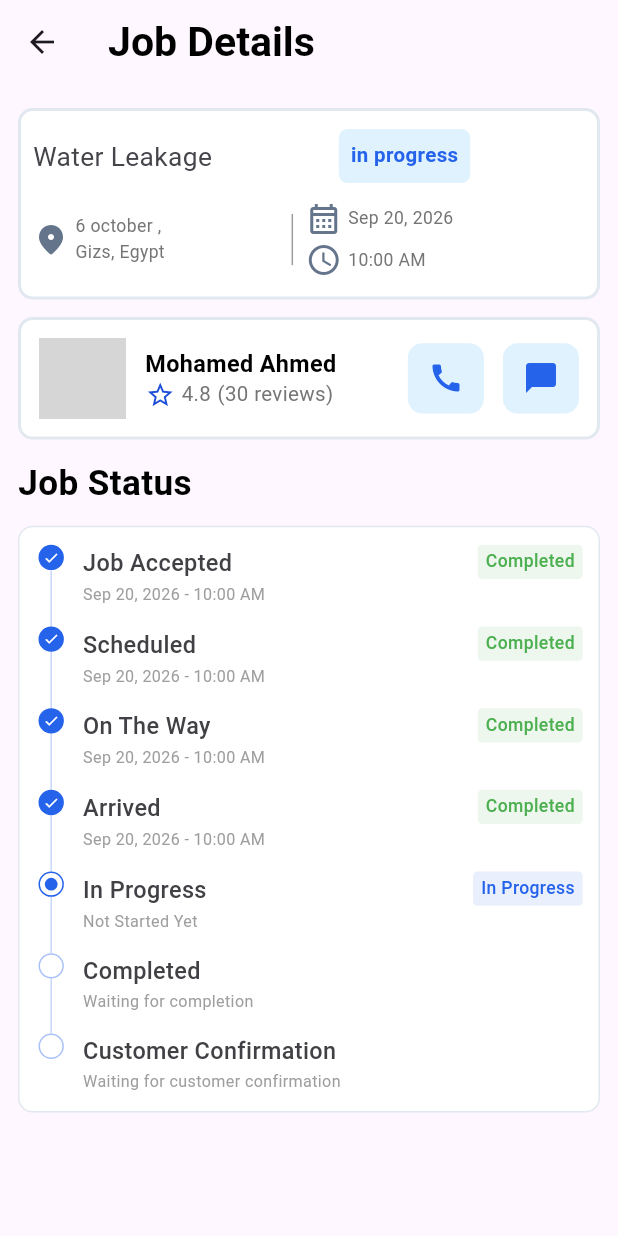
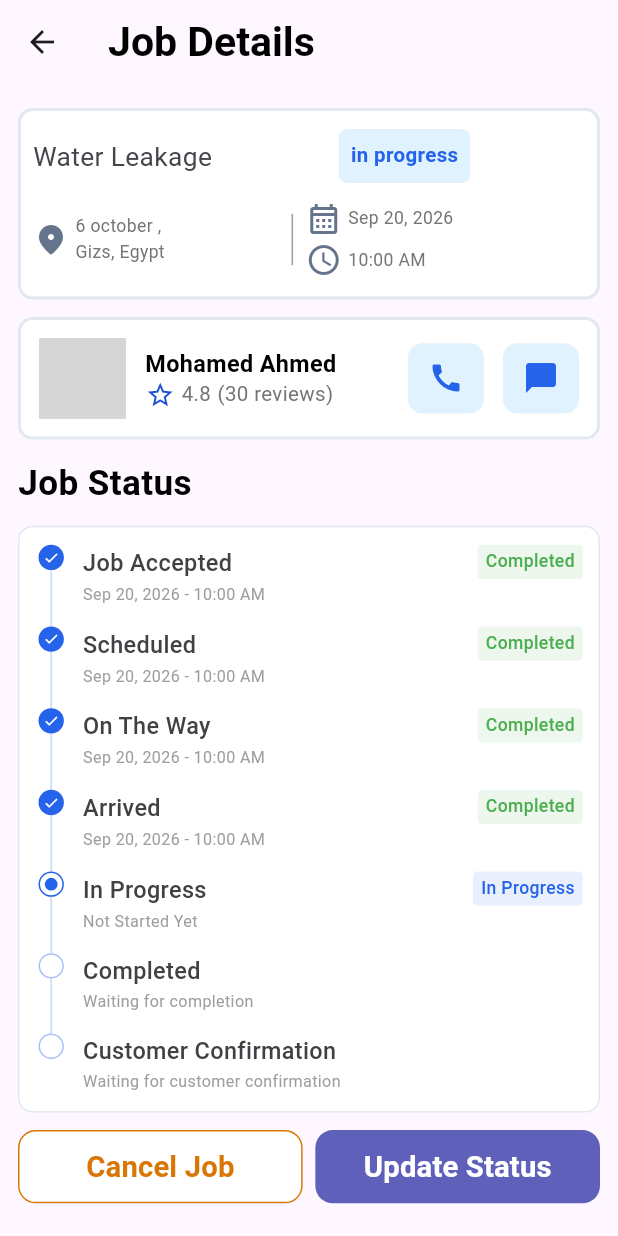
Before and after one commit to FAD-Community/Team-2--R1_P2, a Flutter app: the JobStatuesScreen screen opened by its route, on a phone screen of 412 x 824 dp. Run offline on Flutter 3.47's test engine with Material 3 defaults, Android fonts, the phone set to English and light mode, and no system bars; our stand-ins replace dio, flutter_screenutil, flutter_secure_storage, get_it, shared_preferences; accounts and stored records are empty; grey boxes are pictures that could not be loaded.

Commit message:
finish the job details screen ui

```diff
--- a/lib/core/widgets/custom_elevated_button.dart
+++ b/lib/core/widgets/custom_elevated_button.dart
@@ -14,6 +14,7 @@ class CustomElevatedButton extends StatelessWidget {
     this.foregroundColor,
     this.borderRadius,
     this.elevation,
+    this.borderColor,
   });
 
   final VoidCallback? onPressed;
@@ -22,6 +23,8 @@ class CustomElevatedButton extends StatelessWidget {
   final double? height;
   final Color? backgroundColor;
   final Color? foregroundColor;
+  final Color? borderColor;
+
   final double? borderRadius;
   final double? elevation;
 
@@ -37,6 +40,7 @@ class CustomElevatedButton extends StatelessWidget {
           foregroundColor: foregroundColor ?? AppColors.white,
           elevation: elevation ?? 0,
           shape: RoundedRectangleBorder(
+            side: BorderSide(color: borderColor ?? Colors.transparent),
             borderRadius: BorderRadius.circular(borderRadius ?? 12.r),
           ),
         ),
--- a/lib/features/Job_statues/Presentation/widgets/Job_Statues_Screen_body.dart
+++ b/lib/features/Job_statues/Presentation/widgets/Job_Statues_Screen_body.dart
@@ -2,7 +2,9 @@ import 'package:fix_now_team_2/Features/Job_statues/Presentation/widgets/Job_Sta
 import 'package:fix_now_team_2/Features/Job_statues/Presentation/widgets/information_container.dart';
 import 'package:fix_now_team_2/Features/Job_statues/Presentation/widgets/service_provider_container.dart';
 import 'package:fix_now_team_2/Features/Job_statues/data/Models/Job_Status_Model.dart';
+import 'package:fix_now_team_2/core/theme/app_colors.dart';
 import 'package:fix_now_team_2/core/theme/app_text_styles.dart';
+import 'package:fix_now_team_2/core/widgets/custom_elevated_button.dart';
 import 'package:flutter/material.dart';
 import 'package:flutter/widgets.dart';
 import 'package:flutter_screenutil/flutter_screenutil.dart';
@@ -12,7 +14,8 @@ class JobStatuesScreenBody extends StatelessWidget {
 
   @override
   Widget build(BuildContext context) {
-    return Column(
+    return SingleChildScrollView(
+      child: Column(
         crossAxisAlignment: CrossAxisAlignment.start,
         children: [
           InformationContainer(),
@@ -21,12 +24,43 @@ class JobStatuesScreenBody extends StatelessWidget {
           SizedBox(height: 12.h),
           Text(
             'Job Status',
-          style: AppTextStyle.font24MediumPrimary.copyWith(color: Colors.black),
+            style: AppTextStyle.font24MediumPrimary.copyWith(
+              color: Colors.black,
+            ),
           ),
           SizedBox(height: 12.h),
 
           JobStatusTimeline(currentStatus: JobStatus.inProgress),
+          SizedBox(height: 12.h),
+          Row(
+            children: [
+              Expanded(
+                child: CustomElevatedButton(
+                  borderColor: AppColors.warning,
+                  backgroundColor: Colors.white,
+                  onPressed: () {},
+                  child: Text(
+                    'Cancel Job',
+                    style: AppTextStyle.font20SemiBoldWhite.copyWith(
+                      color: AppColors.warning,
+                    ),
+                  ),
+                ),
+              ),
+              SizedBox(width: 8.w),
+              Expanded(
+                child: CustomElevatedButton(
+                  onPressed: () {},
+                  child: Text(
+                    'Update Status',
+                    style: AppTextStyle.font20SemiBoldWhite,
+                  ),
+                ),
+              ),
             ],
+          ),
+        ],
+      ),
     );
   }
 }
```
Lines whose indentation alone changed are shown as unchanged.
